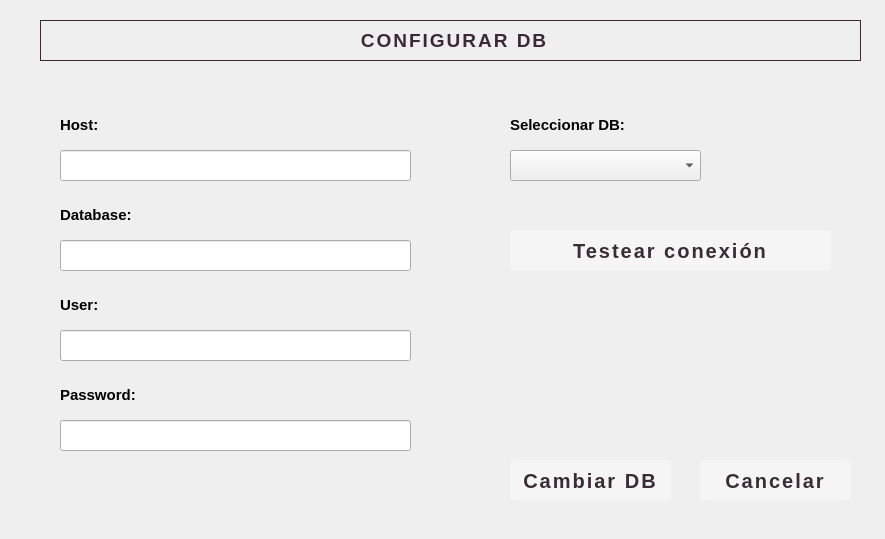
This is views/ui_files/db_config.ui in juanpabloch/python-utn-gym-app as Qt 5 draws it before an edit. The edited form follows.
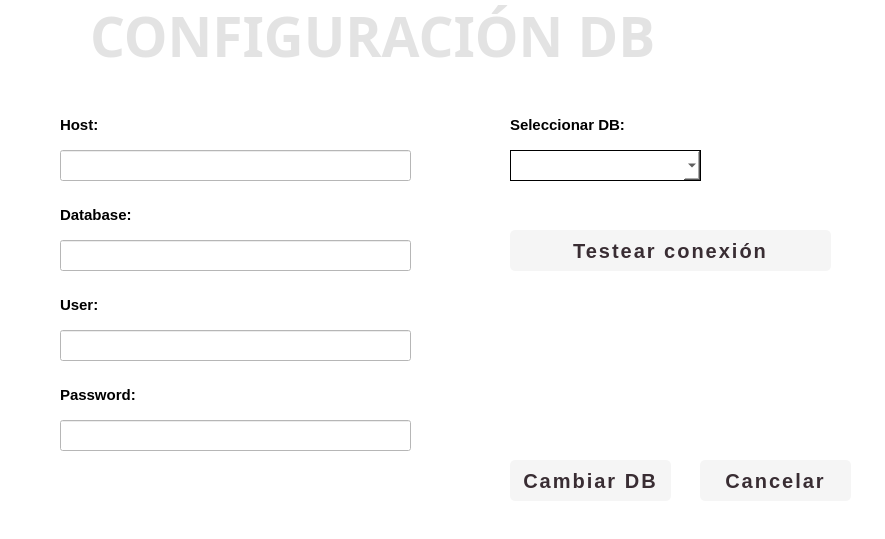
This is the edited form.

Patch:
```diff
--- a/views/ui_files/db_config.ui
+++ b/views/ui_files/db_config.ui
@@ -13,28 +13,41 @@
   <property name="windowTitle">
    <string>new_socio_window</string>
   </property>
+  <property name="autoFillBackground">
+   <bool>false</bool>
+  </property>
+  <property name="styleSheet">
+   <string notr="true">background-color:#ffffff;</string>
+  </property>
   <widget class="QLabel" name="label">
    <property name="geometry">
     <rect>
-     <x>40</x>
-     <y>20</y>
-     <width>821</width>
-     <height>41</height>
+     <x>90</x>
+     <y>-10</y>
+     <width>801</width>
+     <height>91</height>
     </rect>
    </property>
+   <property name="font">
+    <font>
+     <family>Sitka Small</family>
+     <pointsize>-1</pointsize>
+     <weight>87</weight>
+     <bold>true</bold>
+    </font>
+   </property>
    <property name="styleSheet">
-    <string notr="true">font-size:30px; 
-color:#3c2934;
-letter-spacing: 2px;
-text-align: center;
-font-weight: 600;
+    <string notr="true">font-size:55px; 
+color:rgb(227, 227, 227);
+letter-spacing: 0px;
+font-weight: 700;
 </string>
    </property>
    <property name="frameShape">
-    <enum>QFrame::Box</enum>
+    <enum>QFrame::NoFrame</enum>
    </property>
    <property name="text">
-    <string>&lt;html&gt;&lt;head/&gt;&lt;body&gt;&lt;p align=&quot;center&quot;&gt;&lt;span style=&quot; font-size:14pt; font-weight:600;&quot;&gt;CONFIGURAR DB&lt;/span&gt;&lt;/p&gt;&lt;/body&gt;&lt;/html&gt;</string>
+    <string>CONFIGURACIÓN DB</string>
    </property>
   </widget>
   <widget class="QLabel" name="labelHost">
@@ -133,6 +146,9 @@
      <pointsize>12</pointsize>
     </font>
    </property>
+   <property name="styleSheet">
+    <string notr="true">border:1px solid #000;</string>
+   </property>
   </widget>
   <widget class="QPushButton" name="sendDBConfBtn">
    <property name="geometry">
```
Left out of the diff: 20 changed lines with no effect on the pictures.
